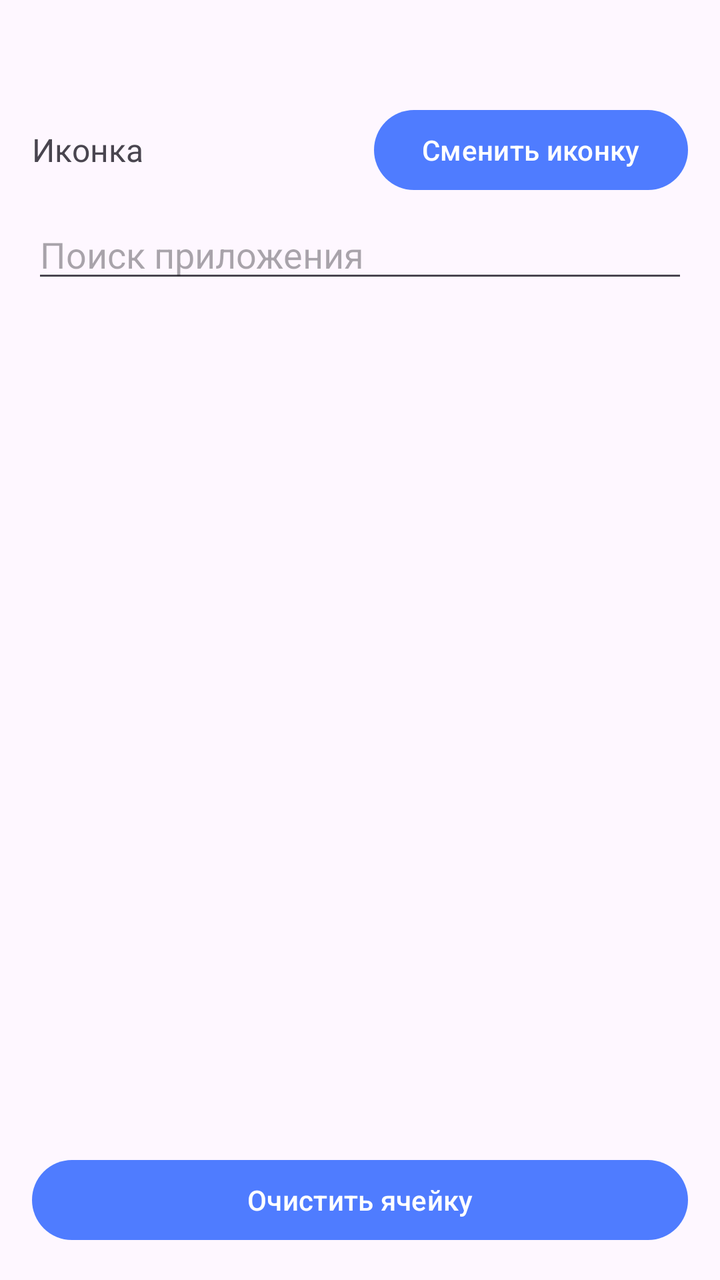
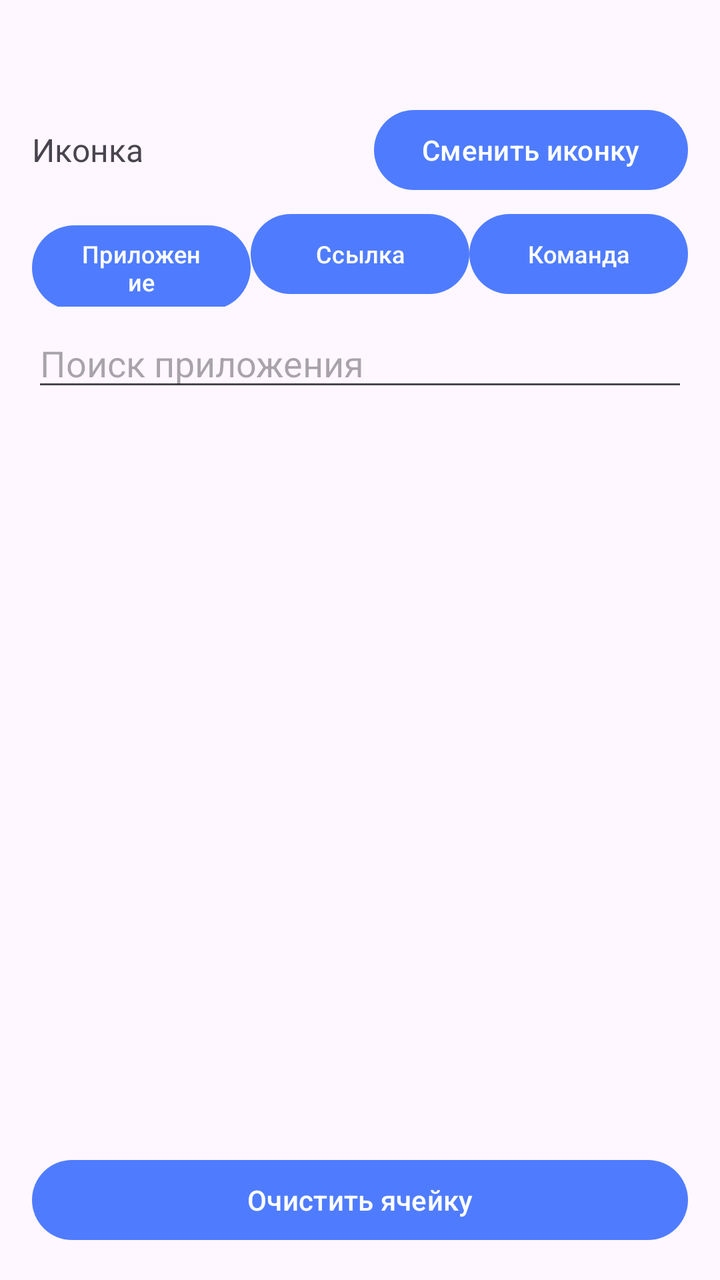

Screens rendered from an Android XML layout before and after an edit, with the pre-edit source and the edit as a unified diff.
<!-- AndroidManifest.xml: application theme Theme.WidgetPlus -->
<!-- res/layout/activity_cell_editor.xml -->
<?xml version="1.0" encoding="utf-8"?>
<LinearLayout xmlns:android="http://schemas.android.com/apk/res/android"
    android:layout_width="match_parent"
    android:layout_height="match_parent"
    android:orientation="vertical"
    android:padding="16dp">

    <TextView
        android:id="@+id/tvCellTitle"
        android:layout_width="match_parent"
        android:layout_height="wrap_content"
        android:textSize="20sp"
        android:textStyle="bold" />

    <LinearLayout
        android:layout_width="match_parent"
        android:layout_height="wrap_content"
        android:layout_marginTop="8dp"
        android:gravity="center_vertical"
        android:orientation="horizontal">

        <TextView
            android:layout_width="0dp"
            android:layout_height="wrap_content"
            android:layout_weight="1"
            android:text="@string/icon_current"
            android:textSize="16sp" />

        <Button
            android:id="@+id/btnPickIcon"
            android:layout_width="wrap_content"
            android:layout_height="wrap_content"
            android:text="@string/icon_change" />
    </LinearLayout>

    <EditText
        android:id="@+id/etSearch"
        android:layout_width="match_parent"
        android:layout_height="wrap_content"
        android:layout_marginTop="6dp"
        android:hint="@string/search_app"
        android:inputType="text"
        android:maxLines="1" />

    <androidx.recyclerview.widget.RecyclerView
        android:id="@+id/rvApps"
        android:layout_width="match_parent"
        android:layout_height="0dp"
        android:layout_marginTop="8dp"
        android:layout_weight="1" />

    <Button
        android:id="@+id/btnClearCell"
        android:layout_width="match_parent"
        android:layout_height="wrap_content"
        android:text="@string/cell_clear" />

</LinearLayout>
<!-- resources referenced by this layout -->
<resources>
  <string name="cell_clear">Очистить ячейку</string>
  <string name="icon_change">Сменить иконку</string>
  <string name="icon_current">Иконка</string>
  <string name="search_app">Поиск приложения</string>
  <style name="Theme.WidgetPlus" parent="Theme.Material3.DayNight">
          <item name="colorPrimary">@color/brand</item>
          <item name="colorOnPrimary">#FFFFFFFF</item>
      </style>
  <color name="brand">#FF4F7CFF</color>
</resources>

<!-- the commit's change to res/layout/activity_cell_editor.xml (unified diff, before → after) -->
@@ -33,21 +33,134 @@
             android:text="@string/icon_change" />
     </LinearLayout>
 
-    <EditText
-        android:id="@+id/etSearch"
+    <LinearLayout
+        android:layout_width="match_parent"
+        android:layout_height="wrap_content"
+        android:layout_marginTop="4dp"
+        android:orientation="horizontal">
+
+        <Button
+            android:id="@+id/btnTypeApp"
+            android:layout_width="0dp"
+            android:layout_height="wrap_content"
+            android:layout_weight="1"
+            android:text="@string/type_app"
+            android:textSize="12sp" />
+
+        <Button
+            android:id="@+id/btnTypeLink"
+            android:layout_width="0dp"
+            android:layout_height="wrap_content"
+            android:layout_weight="1"
+            android:text="@string/type_link"
+            android:textSize="12sp" />
+
+        <Button
+            android:id="@+id/btnTypeCommand"
+            android:layout_width="0dp"
+            android:layout_height="wrap_content"
+            android:layout_weight="1"
+            android:text="@string/type_command"
+            android:textSize="12sp" />
+    </LinearLayout>
+
+    <LinearLayout
+        android:id="@+id/appsBlock"
+        android:layout_width="match_parent"
+        android:layout_height="0dp"
+        android:layout_weight="1"
+        android:orientation="vertical">
+
+        <EditText
+            android:id="@+id/etSearch"
+            android:layout_width="match_parent"
+            android:layout_height="wrap_content"
+            android:layout_marginTop="6dp"
+            android:hint="@string/search_app"
+            android:inputType="text"
+            android:maxLines="1" />
+
+        <androidx.recyclerview.widget.RecyclerView
+            android:id="@+id/rvApps"
+            android:layout_width="match_parent"
+            android:layout_height="0dp"
+            android:layout_marginTop="8dp"
+            android:layout_weight="1" />
+    </LinearLayout>
+
+    <LinearLayout
+        android:id="@+id/linkBlock"
         android:layout_width="match_parent"
         android:layout_height="wrap_content"
         android:layout_marginTop="6dp"
-        android:hint="@string/search_app"
-        android:inputType="text"
-        android:maxLines="1" />
+        android:orientation="vertical"
+        android:visibility="gone">
 
-    <androidx.recyclerview.widget.RecyclerView
-        android:id="@+id/rvApps"
+        <EditText
+            android:id="@+id/etUrl"
+            android:layout_width="match_parent"
+            android:layout_height="wrap_content"
+            android:hint="@string/link_url"
+            android:inputType="textUri"
+            android:maxLines="2" />
+
+        <EditText
+            android:id="@+id/etLinkLabel"
+            android:layout_width="match_parent"
+            android:layout_height="wrap_content"
+            android:hint="@string/action_label"
+            android:inputType="text"
+            android:maxLines="1" />
+    </LinearLayout>
+
+    <LinearLayout
+        android:id="@+id/commandBlock"
         android:layout_width="match_parent"
-        android:layout_height="0dp"
+        android:layout_height="wrap_content"
+        android:layout_marginTop="6dp"
+        android:orientation="vertical"
+        android:visibility="gone">
+
+        <EditText
+            android:id="@+id/etPkg"
+            android:layout_width="match_parent"
+            android:layout_height="wrap_content"
+            android:hint="@string/command_pkg"
+            android:inputType="text"
+            android:maxLines="1" />
+
+        <EditText
+            android:id="@+id/etComponent"
+            android:layout_width="match_parent"
+            android:layout_height="wrap_content"
+            android:hint="@string/command_component"
+            android:inputType="text"
+            android:maxLines="1" />
+
+        <EditText
+            android:id="@+id/etAction"
+            android:layout_width="match_parent"
+            android:layout_height="wrap_content"
+            android:hint="@string/command_action"
+            android:inputType="text"
+            android:maxLines="2" />
+
+        <EditText
+            android:id="@+id/etCommandLabel"
+            android:layout_width="match_parent"
+            android:layout_height="wrap_content"
+            android:hint="@string/action_label"
+            android:inputType="text"
+            android:maxLines="1" />
+    </LinearLayout>
+
+    <Button
+        android:id="@+id/btnSave"
+        android:layout_width="match_parent"
+        android:layout_height="wrap_content"
         android:layout_marginTop="8dp"
-        android:layout_weight="1" />
+        android:text="@string/action_save"
+        android:visibility="gone" />
 
     <Button
         android:id="@+id/btnClearCell"
<!-- resource entries referenced after the edit -->
@@ -1,9 +1,18 @@
 <!-- resources referenced by this layout -->
 <resources>
+  <string name="action_label">Подпись под кнопкой</string>
+  <string name="action_save">Сохранить</string>
   <string name="cell_clear">Очистить ячейку</string>
+  <string name="command_action">Действие, например com.v2raytun.android.action.widget.click</string>
+  <string name="command_component">Получатель, например com.v2raytun.android.receiver.WidgetProvider1x1</string>
+  <string name="command_pkg">Пакет, например com.v2raytun.android</string>
   <string name="icon_change">Сменить иконку</string>
   <string name="icon_current">Иконка</string>
+  <string name="link_url">Адрес ссылки, например https://yandex.ru</string>
   <string name="search_app">Поиск приложения</string>
+  <string name="type_app">Приложение</string>
+  <string name="type_command">Команда</string>
+  <string name="type_link">Ссылка</string>
   <style name="Theme.WidgetPlus" parent="Theme.Material3.DayNight">
           <item name="colorPrimary">@color/brand</item>
           <item name="colorOnPrimary">#FFFFFFFF</item>
